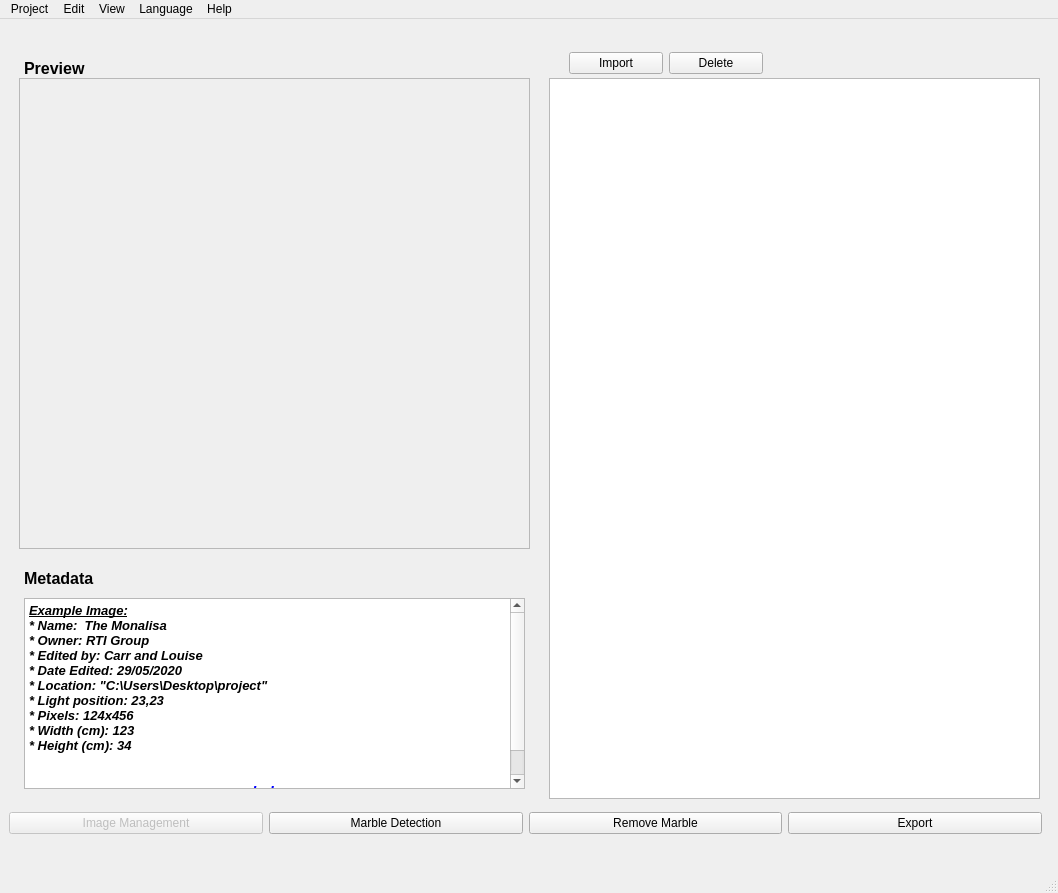
Qt form RTIe/RTIe_builder/system_ui.ui (Super-SaiyanSandwich/ECMM427) before a commit.
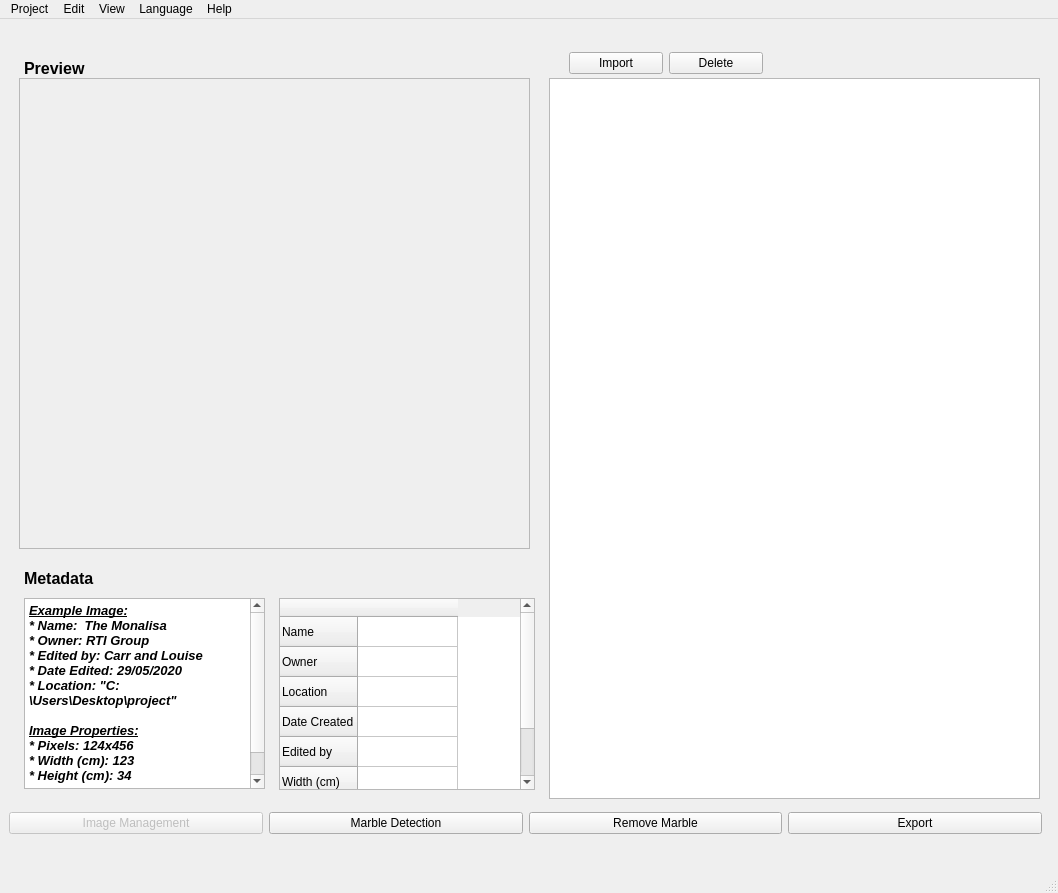
The same form after that commit. The open tabs and pages were chosen to show the change. Icons and pictures are not drawn.

What changed in the file:
```diff
--- a/RTIe/RTIe_builder/system_ui.ui
+++ b/RTIe/RTIe_builder/system_ui.ui
@@ -233,7 +233,7 @@
          <rect>
           <x>15</x>
           <y>570</y>
-          <width>501</width>
+          <width>241</width>
           <height>191</height>
          </rect>
         </property>
@@ -241,23 +241,189 @@
          <string>&lt;!DOCTYPE HTML PUBLIC &quot;-//W3C//DTD HTML 4.0//EN&quot; &quot;http://www.w3.org/TR/REC-html40/strict.dtd&quot;&gt;
 &lt;html&gt;&lt;head&gt;&lt;meta name=&quot;qrichtext&quot; content=&quot;1&quot; /&gt;&lt;style type=&quot;text/css&quot;&gt;
 p, li { white-space: pre-wrap; }
-&lt;/style&gt;&lt;/head&gt;&lt;body style=&quot; font-family:'MS Shell Dlg 2'; font-size:7.8pt; font-weight:400; font-style:normal;&quot;&gt;
-&lt;p style=&quot; margin-top:0px; margin-bottom:0px; margin-left:0px; margin-right:0px; -qt-block-indent:0; text-indent:0px;&quot;&gt;&lt;span style=&quot; font-family:'MS Shell Dlg 2'; font-size:10pt; font-weight:600; font-style:italic; text-decoration: underline;&quot;&gt;Example Image:&lt;/span&gt;&lt;/p&gt;
-&lt;p style=&quot; margin-top:0px; margin-bottom:0px; margin-left:0px; margin-right:0px; -qt-block-indent:0; text-indent:0px;&quot;&gt;&lt;span style=&quot; font-family:'MS Shell Dlg 2'; font-size:10pt; font-weight:600; font-style:italic;&quot;&gt;* Name:  The Monalisa&lt;/span&gt;&lt;/p&gt;
-&lt;p style=&quot; margin-top:0px; margin-bottom:0px; margin-left:0px; margin-right:0px; -qt-block-indent:0; text-indent:0px;&quot;&gt;&lt;span style=&quot; font-family:'MS Shell Dlg 2'; font-size:10pt; font-weight:600; font-style:italic;&quot;&gt;* Owner: RTI Group&lt;/span&gt;&lt;/p&gt;
-&lt;p style=&quot; margin-top:0px; margin-bottom:0px; margin-left:0px; margin-right:0px; -qt-block-indent:0; text-indent:0px;&quot;&gt;&lt;span style=&quot; font-family:'MS Shell Dlg 2'; font-size:10pt; font-weight:600; font-style:italic;&quot;&gt;* Edited by: Carr and Louise&lt;/span&gt;&lt;/p&gt;
-&lt;p style=&quot; margin-top:0px; margin-bottom:0px; margin-left:0px; margin-right:0px; -qt-block-indent:0; text-indent:0px;&quot;&gt;&lt;span style=&quot; font-family:'MS Shell Dlg 2'; font-size:10pt; font-weight:600; font-style:italic;&quot;&gt;* Date Edited: 29/05/2020&lt;/span&gt;&lt;/p&gt;
-&lt;p style=&quot; margin-top:0px; margin-bottom:0px; margin-left:0px; margin-right:0px; -qt-block-indent:0; text-indent:0px;&quot;&gt;&lt;span style=&quot; font-family:'MS Shell Dlg 2'; font-size:10pt; font-weight:600; font-style:italic;&quot;&gt;* Location: &amp;quot;C:\Users\Desktop\project&amp;quot;&lt;/span&gt;&lt;/p&gt;
-&lt;p style=&quot; margin-top:0px; margin-bottom:0px; margin-left:0px; margin-right:0px; -qt-block-indent:0; text-indent:0px;&quot;&gt;&lt;span style=&quot; font-family:'MS Shell Dlg 2'; font-size:10pt; font-weight:600; font-style:italic;&quot;&gt;* Light position: 23,23&lt;/span&gt;&lt;/p&gt;
-&lt;p style=&quot; margin-top:0px; margin-bottom:0px; margin-left:0px; margin-right:0px; -qt-block-indent:0; text-indent:0px;&quot;&gt;&lt;span style=&quot; font-family:'MS Shell Dlg 2'; font-size:10pt; font-weight:600; font-style:italic;&quot;&gt;* Pixels: 124x456&lt;/span&gt;&lt;/p&gt;
-&lt;p style=&quot; margin-top:0px; margin-bottom:0px; margin-left:0px; margin-right:0px; -qt-block-indent:0; text-indent:0px;&quot;&gt;&lt;span style=&quot; font-family:'MS Shell Dlg 2'; font-size:10pt; font-weight:600; font-style:italic;&quot;&gt;* Width (cm): 123&lt;/span&gt;&lt;/p&gt;
-&lt;p style=&quot; margin-top:0px; margin-bottom:0px; margin-left:0px; margin-right:0px; -qt-block-indent:0; text-indent:0px;&quot;&gt;&lt;span style=&quot; font-family:'MS Shell Dlg 2'; font-size:10pt; font-weight:600; font-style:italic;&quot;&gt;* Height (cm): 34&lt;/span&gt;&lt;/p&gt;
-&lt;p style=&quot;-qt-paragraph-type:empty; margin-top:0px; margin-bottom:0px; margin-left:0px; margin-right:0px; -qt-block-indent:0; text-indent:0px; font-family:'MS Shell Dlg 2'; font-size:10pt; font-weight:600; font-style:italic;&quot;&gt;&lt;br /&gt;&lt;/p&gt;
-&lt;p style=&quot;-qt-paragraph-type:empty; margin-top:0px; margin-bottom:0px; margin-left:0px; margin-right:0px; -qt-block-indent:0; text-indent:0px; font-family:'MS Shell Dlg 2'; font-size:10pt; font-weight:600; font-style:italic;&quot;&gt;&lt;br /&gt;&lt;/p&gt;
-&lt;p align=&quot;center&quot; style=&quot; margin-top:0px; margin-bottom:0px; margin-left:0px; margin-right:0px; -qt-block-indent:0; text-indent:0px;&quot;&gt;&lt;a href=&quot;www.youtube.com&quot;&gt;&lt;span style=&quot; font-family:'MS Shell Dlg 2'; font-size:11pt; font-weight:600; font-style:italic; text-decoration: underline; color:#0000ff;&quot;&gt;help&lt;/span&gt;&lt;/a&gt;&lt;/p&gt;
-&lt;p style=&quot;-qt-paragraph-type:empty; margin-top:0px; margin-bottom:0px; margin-left:0px; margin-right:0px; -qt-block-indent:0; text-indent:0px; font-family:'MS Shell Dlg 2'; font-size:10pt; font-weight:600; font-style:italic;&quot;&gt;&lt;br /&gt;&lt;/p&gt;&lt;/body&gt;&lt;/html&gt;</string>
+&lt;/style&gt;&lt;/head&gt;&lt;body style=&quot; font-family:'MS Shell Dlg 2'; font-size:8.25pt; font-weight:400; font-style:normal;&quot;&gt;
+&lt;p style=&quot; margin-top:0px; margin-bottom:0px; margin-left:0px; margin-right:0px; -qt-block-indent:0; text-indent:0px;&quot;&gt;&lt;span style=&quot; font-size:10pt; font-weight:600; font-style:italic; text-decoration: underline;&quot;&gt;Example Image:&lt;/span&gt;&lt;/p&gt;
+&lt;p style=&quot; margin-top:0px; margin-bottom:0px; margin-left:0px; margin-right:0px; -qt-block-indent:0; text-indent:0px;&quot;&gt;&lt;span style=&quot; font-size:10pt; font-weight:600; font-style:italic;&quot;&gt;* Name:  The Monalisa&lt;/span&gt;&lt;/p&gt;
+&lt;p style=&quot; margin-top:0px; margin-bottom:0px; margin-left:0px; margin-right:0px; -qt-block-indent:0; text-indent:0px;&quot;&gt;&lt;span style=&quot; font-size:10pt; font-weight:600; font-style:italic;&quot;&gt;* Owner: RTI Group&lt;/span&gt;&lt;/p&gt;
+&lt;p style=&quot; margin-top:0px; margin-bottom:0px; margin-left:0px; margin-right:0px; -qt-block-indent:0; text-indent:0px;&quot;&gt;&lt;span style=&quot; font-size:10pt; font-weight:600; font-style:italic;&quot;&gt;* Edited by: Carr and Louise&lt;/span&gt;&lt;/p&gt;
+&lt;p style=&quot; margin-top:0px; margin-bottom:0px; margin-left:0px; margin-right:0px; -qt-block-indent:0; text-indent:0px;&quot;&gt;&lt;span style=&quot; font-size:10pt; font-weight:600; font-style:italic;&quot;&gt;* Date Edited: 29/05/2020&lt;/span&gt;&lt;/p&gt;
+&lt;p style=&quot; margin-top:0px; margin-bottom:0px; margin-left:0px; margin-right:0px; -qt-block-indent:0; text-indent:0px;&quot;&gt;&lt;span style=&quot; font-size:10pt; font-weight:600; font-style:italic;&quot;&gt;* Location: &amp;quot;C:\Users\Desktop\project&amp;quot;&lt;/span&gt;&lt;/p&gt;
+&lt;p style=&quot;-qt-paragraph-type:empty; margin-top:0px; margin-bottom:0px; margin-left:0px; margin-right:0px; -qt-block-indent:0; text-indent:0px; font-size:10pt; font-weight:600; font-style:italic;&quot;&gt;&lt;br /&gt;&lt;/p&gt;
+&lt;p style=&quot; margin-top:0px; margin-bottom:0px; margin-left:0px; margin-right:0px; -qt-block-indent:0; text-indent:0px;&quot;&gt;&lt;span style=&quot; font-size:10pt; font-weight:600; font-style:italic; text-decoration: underline;&quot;&gt;Image Properties:&lt;/span&gt;&lt;/p&gt;
+&lt;p style=&quot; margin-top:0px; margin-bottom:0px; margin-left:0px; margin-right:0px; -qt-block-indent:0; text-indent:0px;&quot;&gt;&lt;span style=&quot; font-size:10pt; font-weight:600; font-style:italic;&quot;&gt;* Pixels: 124x456&lt;/span&gt;&lt;/p&gt;
+&lt;p style=&quot; margin-top:0px; margin-bottom:0px; margin-left:0px; margin-right:0px; -qt-block-indent:0; text-indent:0px;&quot;&gt;&lt;span style=&quot; font-size:10pt; font-weight:600; font-style:italic;&quot;&gt;* Width (cm): 123&lt;/span&gt;&lt;/p&gt;
+&lt;p style=&quot; margin-top:0px; margin-bottom:0px; margin-left:0px; margin-right:0px; -qt-block-indent:0; text-indent:0px;&quot;&gt;&lt;span style=&quot; font-size:10pt; font-weight:600; font-style:italic;&quot;&gt;* Height (cm): 34&lt;/span&gt;&lt;/p&gt;
+&lt;p align=&quot;center&quot; style=&quot;-qt-paragraph-type:empty; margin-top:0px; margin-bottom:0px; margin-left:0px; margin-right:0px; -qt-block-indent:0; text-indent:0px; font-size:10pt; font-weight:600; font-style:italic;&quot;&gt;&lt;br /&gt;&lt;/p&gt;
+&lt;p style=&quot;-qt-paragraph-type:empty; margin-top:0px; margin-bottom:0px; margin-left:0px; margin-right:0px; -qt-block-indent:0; text-indent:0px; font-size:10pt; font-weight:600; font-style:italic;&quot;&gt;&lt;br /&gt;&lt;/p&gt;&lt;/body&gt;&lt;/html&gt;</string>
         </property>
        </widget>
+       <widget class="QTableWidget" name="tableWidget">
+        <property name="geometry">
+         <rect>
+          <x>270</x>
+          <y>570</y>
+          <width>256</width>
+          <height>192</height>
+         </rect>
+        </property>
+        <row>
+         <property name="text">
+          <string>Name</string>
+         </property>
+         <property name="background">
+          <color>
+           <red>0</red>
+           <green>170</green>
+           <blue>255</blue>
+          </color>
+         </property>
+         <property name="foreground">
+          <brush brushstyle="SolidPattern">
+           <color alpha="255">
+            <red>0</red>
+            <green>0</green>
+            <blue>0</blue>
+           </color>
+          </brush>
+         </property>
+        </row>
+        <row>
+         <property name="text">
+          <string>Owner</string>
+         </property>
+         <property name="background">
+          <color>
+           <red>0</red>
+           <green>85</green>
+           <blue>255</blue>
+          </color>
+         </property>
+         <property name="foreground">
+          <brush brushstyle="SolidPattern">
+           <color alpha="255">
+            <red>0</red>
+            <green>0</green>
+            <blue>0</blue>
+           </color>
+          </brush>
+         </property>
+        </row>
+        <row>
+         <property name="text">
+          <string>Location</string>
+         </property>
+         <property name="background">
+          <color>
+           <red>0</red>
+           <green>170</green>
+           <blue>255</blue>
+          </color>
+         </property>
+         <property name="foreground">
+          <brush brushstyle="SolidPattern">
+           <color alpha="255">
+            <red>0</red>
+            <green>0</green>
+            <blue>0</blue>
+           </color>
+          </brush>
+         </property>
+        </row>
+        <row>
+         <property name="text">
+          <string>Date Created</string>
+         </property>
+         <property name="background">
+          <color>
+           <red>0</red>
+           <green>85</green>
+           <blue>255</blue>
+          </color>
+         </property>
+         <property name="foreground">
+          <brush brushstyle="SolidPattern">
+           <color alpha="255">
+            <red>0</red>
+            <green>0</green>
+            <blue>0</blue>
+           </color>
+          </brush>
+         </property>
+        </row>
+        <row>
+         <property name="text">
+          <string>Edited by</string>
+         </property>
+         <property name="background">
+          <color>
+           <red>0</red>
+           <green>170</green>
+           <blue>255</blue>
+          </color>
+         </property>
+         <property name="foreground">
+          <brush brushstyle="SolidPattern">
+           <color alpha="255">
+            <red>0</red>
+            <green>0</green>
+            <blue>0</blue>
+           </color>
+          </brush>
+         </property>
+        </row>
+        <row>
+         <property name="text">
+          <string>Width (cm)</string>
+         </property>
+         <property name="background">
+          <color>
+           <red>0</red>
+           <green>85</green>
+           <blue>255</blue>
+          </color>
+         </property>
+        </row>
+        <row>
+         <property name="text">
+          <string>Height (cm)</string>
+         </property>
+         <property name="background">
+          <color>
+           <red>0</red>
+           <green>170</green>
+           <blue>255</blue>
+          </color>
+         </property>
+         <property name="foreground">
+          <brush brushstyle="SolidPattern">
+           <color alpha="255">
+            <red>0</red>
+            <green>0</green>
+            <blue>0</blue>
+           </color>
+          </brush>
+         </property>
+        </row>
+        <column>
+         <property name="text">
+          <string/>
+         </property>
+        </column>
+        <item row="0" column="0">
+         <property name="text">
+          <string/>
+         </property>
+         <property name="foreground">
+          <brush brushstyle="NoBrush">
+           <color alpha="255">
+            <red>255</red>
+            <green>255</green>
+            <blue>255</blue>
+           </color>
+          </brush>
+         </property>
+        </item>
+       </widget>
       </widget>
       <widget class="QWidget" name="page2">
        <property name="sizePolicy">
```
Left out of the diff: 26 changed lines with no effect on the pictures.
